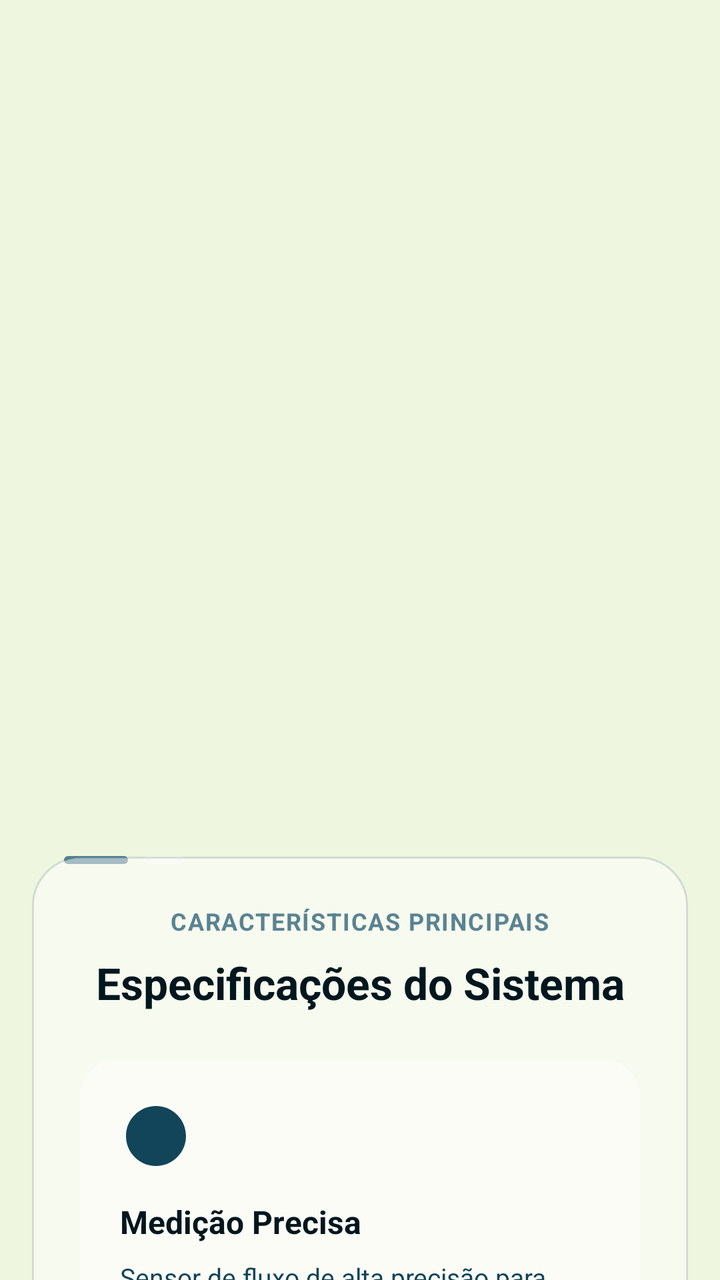
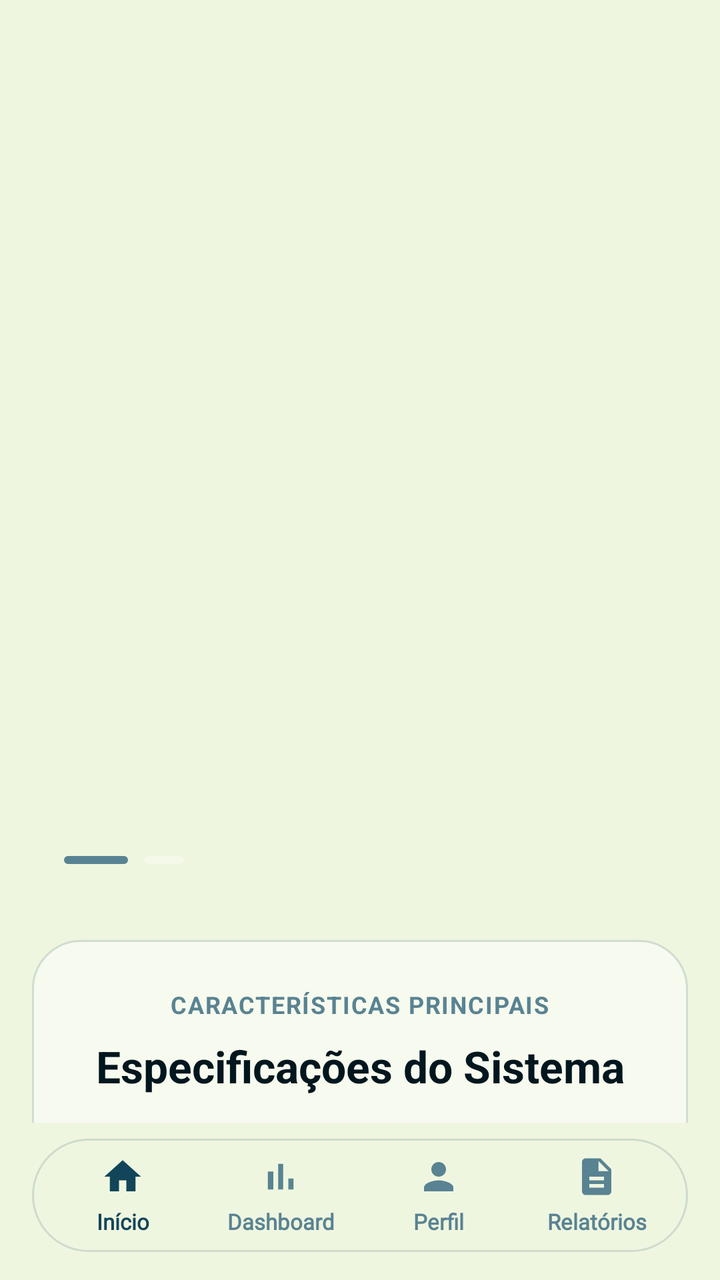

Compare the two renders of this Android layout. The source of the first and the diff that turns it into the second are given below.
<!-- AndroidManifest.xml: application theme Theme.App_Aqua -->
<!-- res/layout/activity_index.xml -->
<?xml version="1.0" encoding="utf-8"?>
<FrameLayout
    xmlns:android="http://schemas.android.com/apk/res/android"
    xmlns:app="http://schemas.android.com/apk/res-auto"
    xmlns:tools="http://schemas.android.com/tools"
    android:layout_width="match_parent"
    android:layout_height="match_parent"
    android:background="@color/fundo_principal"
    tools:context=".Index">

    <androidx.core.widget.NestedScrollView
        android:layout_width="match_parent"
        android:layout_height="match_parent">

        <LinearLayout
            android:layout_width="match_parent"
            android:layout_height="wrap_content"
            android:orientation="vertical">

            
            <androidx.constraintlayout.widget.ConstraintLayout
                android:layout_width="match_parent"
                android:layout_height="460dp">

                <androidx.viewpager2.widget.ViewPager2
                    android:id="@+id/viewPagerCarrossel"
                    android:layout_width="match_parent"
                    android:layout_height="match_parent"
                    app:layout_constraintTop_toTopOf="parent"
                    app:layout_constraintStart_toStartOf="parent"
                    app:layout_constraintEnd_toEndOf="parent"
                    app:layout_constraintBottom_toBottomOf="parent" />

                
                <LinearLayout
                    android:id="@+id/containerDots"
                    android:layout_width="wrap_content"
                    android:layout_height="wrap_content"
                    android:layout_marginStart="32dp"
                    android:layout_marginBottom="28dp"
                    android:orientation="horizontal"
                    app:layout_constraintBottom_toBottomOf="parent"
                    app:layout_constraintStart_toStartOf="parent">

                    <View
                        android:id="@+id/dot1"
                        android:layout_width="32dp"
                        android:layout_height="4dp"
                        android:background="@drawable/bg_dot_ativo" />

                    <View
                        android:id="@+id/dot2"
                        android:layout_width="20dp"
                        android:layout_height="4dp"
                        android:layout_marginStart="8dp"
                        android:background="@drawable/bg_dot_inativo" />

                </LinearLayout>

            </androidx.constraintlayout.widget.ConstraintLayout>

            
            <androidx.constraintlayout.widget.ConstraintLayout
                android:layout_width="match_parent"
                android:layout_height="wrap_content"
                android:layout_marginStart="16dp"
                android:layout_marginTop="-32dp"
                android:layout_marginEnd="16dp"
                android:layout_marginBottom="32dp"
                android:background="@drawable/bg_glass_card"
                android:elevation="6dp"
                android:padding="24dp">

                <TextView
                    android:id="@+id/txtCategoriaTag"
                    android:layout_width="wrap_content"
                    android:layout_height="wrap_content"
                    android:letterSpacing="0.05"
                    android:text="@string/index_categoria_tag"
                    android:textAllCaps="true"
                    android:textColor="@color/soft_periwinkle"
                    android:textSize="12sp"
                    android:textStyle="bold"
                    app:layout_constraintTop_toTopOf="parent"
                    app:layout_constraintStart_toStartOf="parent"
                    app:layout_constraintEnd_toEndOf="parent" />

                <TextView
                    android:id="@+id/txtSecaoTitulo"
                    android:layout_width="0dp"
                    android:layout_height="wrap_content"
                    android:layout_marginTop="8dp"
                    android:gravity="center"
                    android:text="@string/index_secao_titulo"
                    android:textColor="@color/ink_black"
                    android:textSize="22sp"
                    android:textStyle="bold"
                    app:layout_constraintTop_toBottomOf="@id/txtCategoriaTag"
                    app:layout_constraintStart_toStartOf="parent"
                    app:layout_constraintEnd_toEndOf="parent" />

                
                <LinearLayout
                    android:id="@+id/containerSpecs"
                    android:layout_width="0dp"
                    android:layout_height="wrap_content"
                    android:layout_marginTop="24dp"
                    android:orientation="vertical"
                    app:layout_constraintTop_toBottomOf="@id/txtSecaoTitulo"
                    app:layout_constraintStart_toStartOf="parent"
                    app:layout_constraintEnd_toEndOf="parent">

                    
                    <LinearLayout
                        android:layout_width="match_parent"
                        android:layout_height="wrap_content"
                        android:layout_marginBottom="16dp"
                        android:background="@drawable/bg_card_translucido"
                        android:orientation="vertical"
                        android:padding="20dp">

                        <ImageView
                            android:layout_width="36dp"
                            android:layout_height="36dp"
                            android:layout_marginBottom="14dp"
                            android:contentDescription="@string/spec1_titulo"
                            android:src="@drawable/ic_medicao"
                            app:tint="@color/dark_teal" />

                        <TextView
                            android:layout_width="wrap_content"
                            android:layout_height="wrap_content"
                            android:text="@string/spec1_titulo"
                            android:textColor="@color/ink_black"
                            android:textSize="16sp"
                            android:textStyle="bold" />

                        <TextView
                            android:layout_width="wrap_content"
                            android:layout_height="wrap_content"
                            android:layout_marginTop="8dp"
                            android:text="@string/spec1_desc"
                            android:textColor="@color/texto_secundario"
                            android:textSize="13sp" />
                    </LinearLayout>

                    
                    <LinearLayout
                        android:layout_width="match_parent"
                        android:layout_height="wrap_content"
                        android:layout_marginBottom="16dp"
                        android:background="@drawable/bg_card_translucido"
                        android:orientation="vertical"
                        android:padding="20dp">

                        <ImageView
                            android:layout_width="36dp"
                            android:layout_height="36dp"
                            android:layout_marginBottom="14dp"
                            android:contentDescription="@string/spec2_titulo"
                            android:src="@drawable/ic_wifi"
                            app:tint="@color/dark_teal" />

                        <TextView
                            android:layout_width="wrap_content"
                            android:layout_height="wrap_content"
                            android:text="@string/spec2_titulo"
                            android:textColor="@color/ink_black"
                            android:textSize="16sp"
                            android:textStyle="bold" />

                        <TextView
                            android:layout_width="wrap_content"
                            android:layout_height="wrap_content"
                            android:layout_marginTop="8dp"
                            android:text="@string/spec2_desc"
                            android:textColor="@color/texto_secundario"
                            android:textSize="13sp" />
                    </LinearLayout>

                    
                    <LinearLayout
                        android:layout_width="match_parent"
                        android:layout_height="wrap_content"
                        android:layout_marginBottom="16dp"
                        android:background="@drawable/bg_card_translucido"
                        android:orientation="vertical"
                        android:padding="20dp">

                        <ImageView
                            android:layout_width="36dp"
                            android:layout_height="36dp"
                            android:layout_marginBottom="14dp"
                            android:contentDescription="@string/spec3_titulo"
                            android:src="@drawable/ic_alerta"
                            app:tint="@color/dark_teal" />

                        <TextView
                            android:layout_width="wrap_content"
                            android:layout_height="wrap_content"
                            android:text="@string/spec3_titulo"
                            android:textColor="@color/ink_black"
                            android:textSize="16sp"
                            android:textStyle="bold" />

                        <TextView
                            android:layout_width="wrap_content"
                            android:layout_height="wrap_content"
                            android:layout_marginTop="8dp"
                            android:text="@string/spec3_desc"
                            android:textColor="@color/texto_secundario"
                            android:textSize="13sp" />
                    </LinearLayout>

                    
                    <LinearLayout
                        android:layout_width="match_parent"
                        android:layout_height="wrap_content"
                        android:layout_marginBottom="16dp"
                        android:background="@drawable/bg_card_translucido"
                        android:orientation="vertical"
                        android:padding="20dp">

                        <ImageView
                            android:layout_width="36dp"
                            android:layout_height="36dp"
                            android:layout_marginBottom="14dp"
                            android:contentDescription="@string/spec4_titulo"
                            android:src="@drawable/ic_bateria"
                            app:tint="@color/dark_teal" />

                        <TextView
                            android:layout_width="wrap_content"
                            android:layout_height="wrap_content"
                            android:text="@string/spec4_titulo"
                            android:textColor="@color/ink_black"
                            android:textSize="16sp"
                            android:textStyle="bold" />

                        <TextView
                            android:layout_width="wrap_content"
                            android:layout_height="wrap_content"
                            android:layout_marginTop="8dp"
                            android:text="@string/spec4_desc"
                            android:textColor="@color/texto_secundario"
                            android:textSize="13sp" />
                    </LinearLayout>

                    
                    <LinearLayout
                        android:layout_width="match_parent"
                        android:layout_height="wrap_content"
                        android:layout_marginBottom="16dp"
                        android:background="@drawable/bg_card_translucido"
                        android:orientation="vertical"
                        android:padding="20dp">

                        <ImageView
                            android:layout_width="36dp"
                            android:layout_height="36dp"
                            android:layout_marginBottom="14dp"
                            android:contentDescription="@string/spec5_titulo"
                            android:src="@drawable/ic_grafico"
                            app:tint="@color/dark_teal" />

                        <TextView
                            android:layout_width="wrap_content"
                            android:layout_height="wrap_content"
                            android:text="@string/spec5_titulo"
                            android:textColor="@color/ink_black"
                            android:textSize="16sp"
                            android:textStyle="bold" />

                        <TextView
                            android:layout_width="wrap_content"
                            android:layout_height="wrap_content"
                            android:layout_marginTop="8dp"
                            android:text="@string/spec5_desc"
                            android:textColor="@color/texto_secundario"
                            android:textSize="13sp" />
                    </LinearLayout>

                    
                    <LinearLayout
                        android:layout_width="match_parent"
                        android:layout_height="wrap_content"
                        android:background="@drawable/bg_card_translucido"
                        android:orientation="vertical"
                        android:padding="20dp">

                        <ImageView
                            android:layout_width="36dp"
                            android:layout_height="36dp"
                            android:layout_marginBottom="14dp"
                            android:contentDescription="@string/spec6_titulo"
                            android:src="@drawable/ic_seguranca"
                            app:tint="@color/dark_teal" />

                        <TextView
                            android:layout_width="wrap_content"
                            android:layout_height="wrap_content"
                            android:text="@string/spec6_titulo"
                            android:textColor="@color/ink_black"
                            android:textSize="16sp"
                            android:textStyle="bold" />

                        <TextView
                            android:layout_width="wrap_content"
                            android:layout_height="wrap_content"
                            android:layout_marginTop="8dp"
                            android:text="@string/spec6_desc"
                            android:textColor="@color/texto_secundario"
                            android:textSize="13sp" />
                    </LinearLayout>

                </LinearLayout>

            </androidx.constraintlayout.widget.ConstraintLayout>

        </LinearLayout>

    </androidx.core.widget.NestedScrollView>

</FrameLayout>
<!-- resources referenced by this layout -->
<resources>
  <color name="dark_teal">#124559</color>
  <color name="fundo_principal">#EFF6E0</color>
  <color name="ink_black">#01161E</color>
  <color name="soft_periwinkle">#598392</color>
  <color name="texto_secundario">#124559</color>
  <!-- drawable bg_dot_inativo (drawable) -->
  <?xml version="1.0" encoding="utf-8"?>
  <shape xmlns:android="http://schemas.android.com/apk/res/android"
      android:shape="rectangle">
      <solid android:color="#4DFFFFFF" />
      <corners android:radius="2dp" />
  </shape>
  <string name="index_categoria_tag">Características Principais</string>
  <string name="index_secao_titulo">Especificações do Sistema</string>
  <string name="spec1_desc">Sensor de fluxo de alta precisão para leitura exata do consumo de água em tempo real.</string>
  <string name="spec1_titulo">Medição Precisa</string>
  <string name="spec2_desc">Transmissão de dados via Wi-Fi ou LoRa para acesso remoto e monitoramento contínuo.</string>
  <string name="spec2_titulo">Conectividade IoT</string>
  <string name="spec3_desc">Notificações automáticas para detecção de vazamentos e picos de consumo anormais.</string>
  <string name="spec3_titulo">Alertas Inteligentes</string>
  <string name="spec4_desc">Bateria de longa duração com otimização inteligente de consumo de energia.</string>
  <string name="spec4_titulo">Eficiência Energética</string>
  <string name="spec5_desc">Dashboard intuitivo com gráficos e relatórios para análise de padrões de consumo.</string>
  <string name="spec5_titulo">Análise de Dados</string>
  <string name="spec6_desc">Criptografia end-to-end para proteger suas informações de consumo e privacidade.</string>
  <string name="spec6_titulo">Segurança de Dados</string>
  <color name="glass_bg">#73FFFFFF</color>
  <color name="glass_border">#26124559</color>
  <color name="air_force_blue">#598392</color>
  <!-- unchanged entries left out for length: 10 -->
</resources>

<!-- the commit's change to res/layout/activity_index.xml (unified diff, before → after) -->
@@ -1,16 +1,19 @@
 <?xml version="1.0" encoding="utf-8"?>
-<FrameLayout
+<LinearLayout
     xmlns:android="http://schemas.android.com/apk/res/android"
     xmlns:app="http://schemas.android.com/apk/res-auto"
     xmlns:tools="http://schemas.android.com/tools"
     android:layout_width="match_parent"
     android:layout_height="match_parent"
     android:background="@color/fundo_principal"
+    android:orientation="vertical"
     tools:context=".Index">
 
+    
     <androidx.core.widget.NestedScrollView
         android:layout_width="match_parent"
-        android:layout_height="match_parent">
+        android:layout_height="0dp"
+        android:layout_weight="1">
 
         <LinearLayout
             android:layout_width="match_parent"
@@ -64,7 +67,7 @@
                 android:layout_width="match_parent"
                 android:layout_height="wrap_content"
                 android:layout_marginStart="16dp"
-                android:layout_marginTop="-32dp"
+                android:layout_marginTop="10dp"
                 android:layout_marginEnd="16dp"
                 android:layout_marginBottom="32dp"
                 android:background="@drawable/bg_glass_card"
@@ -321,4 +324,141 @@
 
     </androidx.core.widget.NestedScrollView>
 
-</FrameLayout>
+    
+    <LinearLayout
+        android:id="@+id/barraNavegacao"
+        android:layout_width="match_parent"
+        android:layout_height="wrap_content"
+        android:layout_marginStart="16dp"
+        android:layout_marginTop="8dp"
+        android:layout_marginEnd="16dp"
+        android:layout_marginBottom="14dp"
+        android:background="@drawable/bg_nav_pill"
+        android:elevation="8dp"
+        android:gravity="center_vertical"
+        android:orientation="horizontal"
+        android:paddingStart="6dp"
+        android:paddingTop="8dp"
+        android:paddingEnd="6dp"
+        android:paddingBottom="8dp">
+
+        
+        <LinearLayout
+            android:id="@+id/navInicio"
+            android:layout_width="0dp"
+            android:layout_height="wrap_content"
+            android:layout_weight="1"
+            android:gravity="center"
+            android:orientation="vertical">
+
+            <ImageView
+                android:layout_width="22dp"
+                android:layout_height="22dp"
+                android:importantForAccessibility="no"
+                android:src="@drawable/ic_casa"
+                app:tint="@color/dark_teal" />
+
+            <TextView
+                android:layout_width="wrap_content"
+                android:layout_height="wrap_content"
+                android:layout_marginTop="4dp"
+                android:fontFamily="@font/montserrat_bold"
+                android:text="@string/nav_inicio"
+                android:textColor="@color/dark_teal"
+                android:textSize="11sp"
+                android:textStyle="bold" />
+        </LinearLayout>
+
+        
+        <LinearLayout
+            android:id="@+id/navDashboard"
+            android:layout_width="0dp"
+            android:layout_height="wrap_content"
+            android:layout_weight="1"
+            android:background="?attr/selectableItemBackground"
+            android:clickable="true"
+            android:focusable="true"
+            android:gravity="center"
+            android:orientation="vertical">
+
+            <ImageView
+                android:layout_width="22dp"
+                android:layout_height="22dp"
+                android:importantForAccessibility="no"
+                android:src="@drawable/ic_grafico"
+                app:tint="@color/air_force_blue" />
+
+            <TextView
+                android:layout_width="wrap_content"
+                android:layout_height="wrap_content"
+                android:layout_marginTop="4dp"
+                android:fontFamily="@font/montserrat_medium"
+                android:text="@string/nav_dashboard"
+                android:textColor="@color/air_force_blue"
+                android:textSize="11sp"
+                android:textStyle="bold" />
+        </LinearLayout>
+
+        
+        <LinearLayout
+            android:id="@+id/navPerfil"
+            android:layout_width="0dp"
+            android:layout_height="wrap_content"
+            android:layout_weight="1"
+            android:background="?attr/selectableItemBackground"
+            android:clickable="true"
+            android:focusable="true"
+            android:gravity="center"
+            android:orientation="vertical">
+
+            <ImageView
+                android:layout_width="22dp"
+                android:layout_height="22dp"
+                android:importantForAccessibility="no"
+                android:src="@drawable/ic_perfil"
+                app:tint="@color/air_force_blue" />
+
+            <TextView
+                android:layout_width="wrap_content"
+                android:layout_height="wrap_content"
+                android:layout_marginTop="4dp"
+                android:fontFamily="@font/montserrat_medium"
+                android:text="@string/nav_perfil"
+                android:textColor="@color/air_force_blue"
+                android:textSize="11sp"
+                android:textStyle="bold" />
+        </LinearLayout>
+
+        
+        <LinearLayout
+            android:id="@+id/navRelatorios"
+            android:layout_width="0dp"
+            android:layout_height="wrap_content"
+            android:layout_weight="1"
+            android:background="?attr/selectableItemBackground"
+            android:clickable="true"
+            android:focusable="true"
+            android:gravity="center"
+            android:orientation="vertical">
+
+            <ImageView
+                android:layout_width="22dp"
+                android:layout_height="22dp"
+                android:importantForAccessibility="no"
+                android:src="@drawable/ic_relatorio"
+                app:tint="@color/air_force_blue" />
+
+            <TextView
+                android:layout_width="wrap_content"
+                android:layout_height="wrap_content"
+                android:layout_marginTop="4dp"
+                android:fontFamily="@font/montserrat_medium"
+                android:text="@string/nav_relatorios"
+                android:textColor="@color/air_force_blue"
+                android:textSize="11sp"
+                android:textStyle="bold" />
+        </LinearLayout>
+
+    </LinearLayout>
+
+</LinearLayout>
<!-- resource entries referenced after the edit -->
@@ -12,8 +12,56 @@
       <solid android:color="#4DFFFFFF" />
       <corners android:radius="2dp" />
   </shape>
+  <!-- drawable bg_nav_pill (drawable) -->
+  <?xml version="1.0" encoding="utf-8"?>
+  <shape xmlns:android="http://schemas.android.com/apk/res/android"
+      android:shape="rectangle">
+      <solid android:color="#EFF6E0" />
+      <corners android:radius="50dp" />
+      <stroke
+          android:width="1dp"
+          android:color="@color/glass_border" />
+  </shape>
+  <!-- drawable ic_casa (drawable) -->
+  <?xml version="1.0" encoding="utf-8"?>
+  <vector xmlns:android="http://schemas.android.com/apk/res/android"
+      android:width="24dp"
+      android:height="24dp"
+      android:viewportWidth="24"
+      android:viewportHeight="24">
+      <path
+          android:fillColor="#FFFFFFFF"
+          android:pathData="M10,20v-6h4v6h5v-8h3L12,3 2,12h3v8z" />
+  </vector>
+  <!-- drawable ic_perfil (drawable) -->
+  <?xml version="1.0" encoding="utf-8"?>
+  <vector xmlns:android="http://schemas.android.com/apk/res/android"
+      android:width="24dp"
+      android:height="24dp"
+      android:viewportWidth="24"
+      android:viewportHeight="24">
+      <path
+          android:fillColor="#FFFFFFFF"
+          android:pathData="M12,12c2.21,0 4,-1.79 4,-4s-1.79,-4 -4,-4 -4,1.79 -4,4 1.79,4 4,4zM12,14c-2.67,0 -8,1.34 -8,4v2h16v-2c0,-2.66 -5.33,-4 -8,-4z" />
+  </vector>
+  <!-- drawable ic_relatorio (drawable) -->
+  <?xml version="1.0" encoding="utf-8"?>
+  <vector xmlns:android="http://schemas.android.com/apk/res/android"
+      android:width="24dp"
+      android:height="24dp"
+      android:viewportWidth="24"
+      android:viewportHeight="24">
+      
+      <path
+          android:fillColor="#FFFFFFFF"
+          android:pathData="M14,2H6c-1.1,0 -1.99,0.9 -1.99,2L4,20c0,1.1 0.9,2 2,2h12c1.1,0 2,-0.9 2,-2V8l-6,-6zM16,18H8v-2h8v2zM16,14H8v-2h8v2zM13,9V3.5L18.5,9H13z"/>
+  </vector>
   <string name="index_categoria_tag">Características Principais</string>
   <string name="index_secao_titulo">Especificações do Sistema</string>
+  <string name="nav_dashboard">Dashboard</string>
+  <string name="nav_inicio">Início</string>
+  <string name="nav_perfil">Perfil</string>
+  <string name="nav_relatorios">Relatórios</string>
   <string name="spec1_desc">Sensor de fluxo de alta precisão para leitura exata do consumo de água em tempo real.</string>
   <string name="spec1_titulo">Medição Precisa</string>
   <string name="spec2_desc">Transmissão de dados via Wi-Fi ou LoRa para acesso remoto e monitoramento contínuo.</string>
